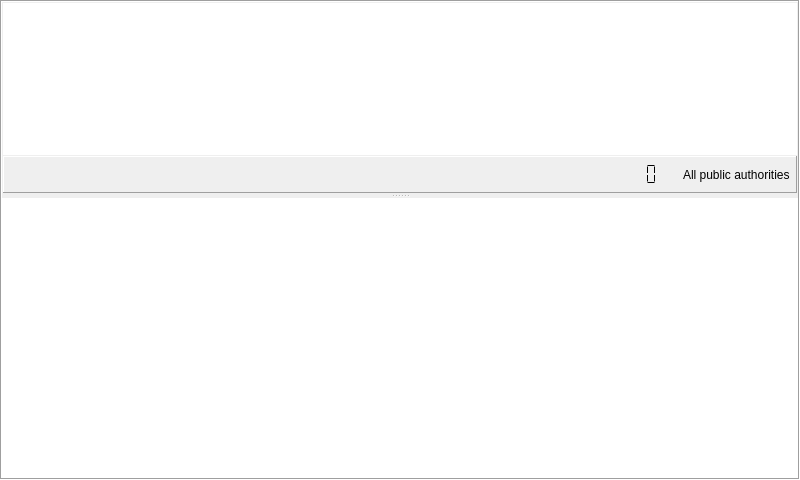
First picture: the form in views/decisionview.ui, repository caxapyk/pa-decision, before the edit.
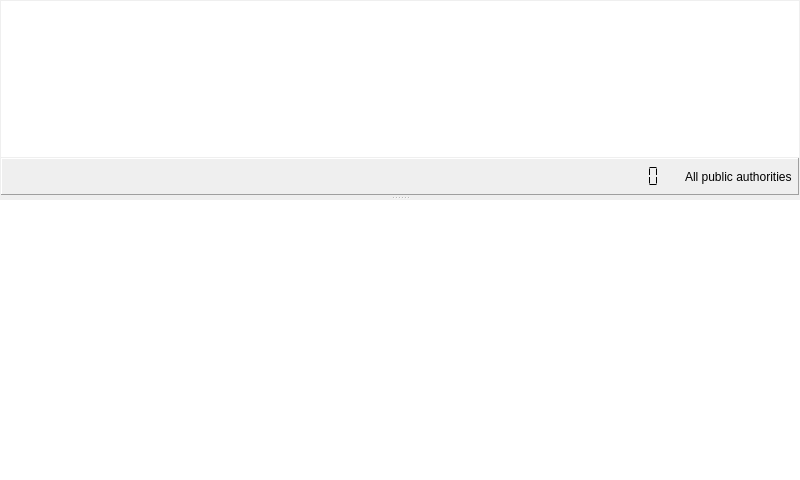
Second picture: the form after the edit. Icons and pictures are not drawn.

The edit to the form file:
```diff
--- a/views/decisionview.ui
+++ b/views/decisionview.ui
@@ -38,7 +38,7 @@
    <item>
     <widget class="QSplitter" name="splitter_data">
      <property name="frameShape">
-      <enum>QFrame::Box</enum>
+      <enum>QFrame::NoFrame</enum>
      </property>
      <property name="frameShadow">
       <enum>QFrame::Sunken</enum>
```
